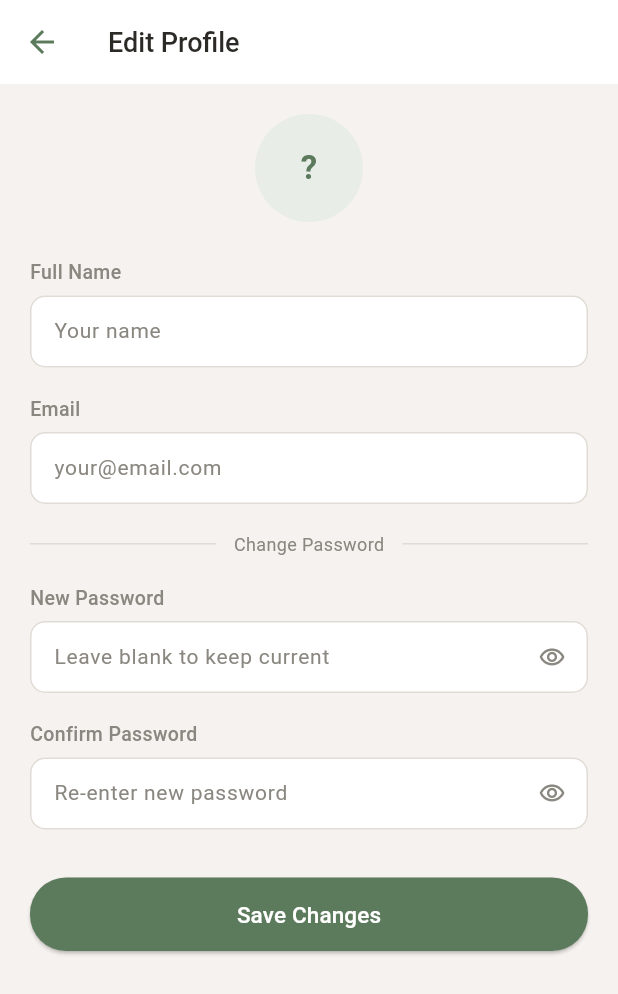
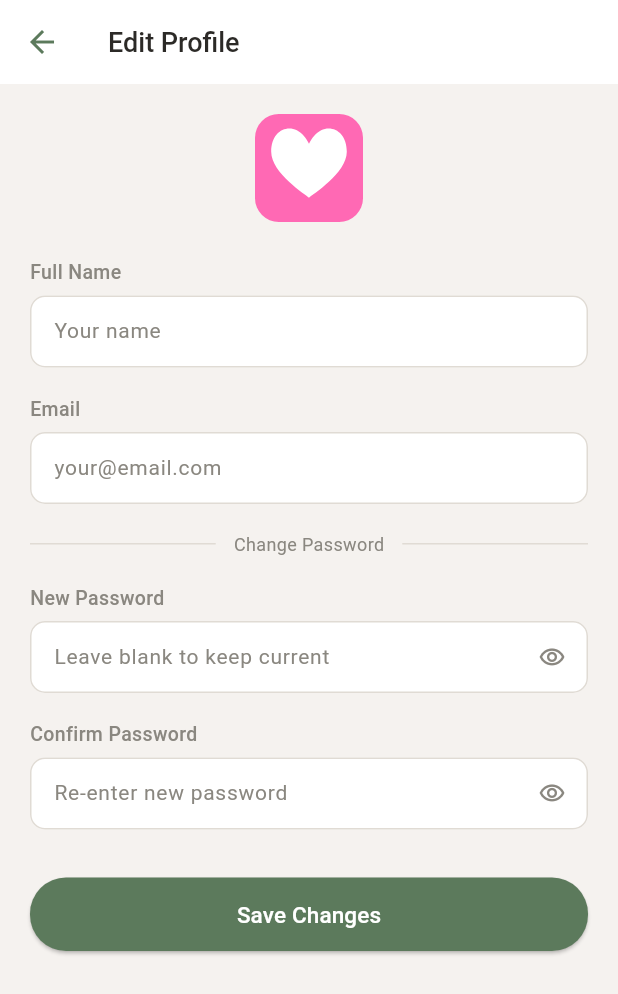
Before and after one commit to Anaiahm/goal_manager, a Flutter app: the SettingsPage screen opened directly with empty values, after a tap on "Edit", on a phone screen of 412 x 824 dp. Shown: the top 994 px of the screen. Run offline on Flutter 3.47's test engine with Material 3 defaults, Android fonts, the light colour scheme and no system bars; accounts and stored records are empty.

Commit message:
Changed profile icon color options to selectable icons. Rerouted sign up - logged in

```diff
--- /dev/null
+++ b/lib/app_icon.dart
@@ -0,0 +1,242 @@
+import 'package:flutter/material.dart';
+import 'dart:math';
+
+// ─── Icon Types & Definitions ─────────────────────────────────
+
+enum AppIconType { heart, butterfly, target, star, bolt, smiley, user, flame }
+
+class AppIconDef {
+  final Color bg, primary;
+  final String label;
+  final AppIconType type;
+  const AppIconDef({
+    required this.bg,
+    required this.primary,
+    required this.label,
+    required this.type,
+  });
+}
+
+const kAppIcons = [
+  AppIconDef(bg: Color(0xFFFF69B4), primary: Color(0xFFFFFFFF), label: 'Heart',     type: AppIconType.heart),
+  AppIconDef(bg: Color(0xFF7C6BAE), primary: Color(0xFFFFFFFF), label: 'Butterfly', type: AppIconType.butterfly),
+  AppIconDef(bg: Color(0xFF2E6DA4), primary: Color(0xFFFFFFFF), label: 'Target',    type: AppIconType.target),
+  AppIconDef(bg: Color(0xFFE8C87C), primary: Color(0xFFFFFFFF), label: 'Star',      type: AppIconType.star),
+  AppIconDef(bg: Color(0xFF0D0D0D), primary: Color(0xFFFFFFFF), label: 'Bolt',      type: AppIconType.bolt),
+  AppIconDef(bg: Color(0xFFE8A87C), primary: Color(0xFFFFFFFF), label: 'Smiley',    type: AppIconType.smiley),
+  AppIconDef(bg: Color(0xFF5C7A5C), primary: Color(0xFFFFFFFF), label: 'User',      type: AppIconType.user),
+  AppIconDef(bg: Color(0xFFE05555), primary: Color(0xFFFFFFFF), label: 'Flame',     type: AppIconType.flame),
+];
+
+// ─── App Icon Widget ──────────────────────────────────────────
+
+class AppIconWidget extends StatelessWidget {
+  final int index;
+  final double size;
+  const AppIconWidget({super.key, required this.index, this.size = 44});
+
+  @override
+  Widget build(BuildContext ctx) {
+    final def = kAppIcons[index.clamp(0, kAppIcons.length - 1)];
+    return Container(
+      width: size,
+      height: size,
+      decoration: BoxDecoration(
+        color: def.bg,
+        borderRadius: BorderRadius.circular(size * 0.22),
+      ),
+      child: CustomPaint(
+        painter: _AppIconPainter(def.type, def.primary),
+      ),
+    );
+  }
+}
+
+// ─── Painter ──────────────────────────────────────────────────
+
+class _AppIconPainter extends CustomPainter {
+  final AppIconType type;
+  final Color fg;
+  const _AppIconPainter(this.type, this.fg);
+
+  @override
+  void paint(Canvas c, Size s) {
+    final cx = s.width / 2;
+    final cy = s.height / 2;
+    switch (type) {
+      case AppIconType.heart:     _drawHeart(c, cx, cy, s);     break;
+      case AppIconType.butterfly: _drawButterfly(c, cx, cy, s); break;
+      case AppIconType.target:    _drawTarget(c, cx, cy, s);    break;
+      case AppIconType.star:      _drawStar(c, cx, cy, s);      break;
+      case AppIconType.bolt:      _drawBolt(c, cx, cy, s);      break;
+      case AppIconType.smiley:    _drawSmiley(c, cx, cy, s);    break;
+      case AppIconType.user:      _drawUser(c, cx, cy, s);      break;
+      case AppIconType.flame:     _drawFlame(c, cx, cy, s);     break;
+    }
+  }
+
+  Paint _fp(Color color) =>
+    Paint()..color = color..style = PaintingStyle.fill;
+
+  Paint _sp(Color color, double sw) =>
+    Paint()..color = color..style = PaintingStyle.stroke
+      ..strokeWidth = sw..strokeCap = StrokeCap.round
+      ..strokeJoin = StrokeJoin.round;
+
+  void _drawHeart(Canvas c, double cx, double cy, Size s) {
+    final sc = s.width / 80.0;
+    final path = Path();
+    path.moveTo(cx, cy + 22 * sc);
+    path.cubicTo(cx - 2  * sc, cy + 20 * sc,
+                 cx - 28 * sc, cy + 4  * sc,
+                 cx - 28 * sc, cy - 12 * sc);
+    path.cubicTo(cx - 28 * sc, cy - 26 * sc,
+                 cx - 18 * sc, cy - 32 * sc,
+                 cx - 9  * sc, cy - 28 * sc);
+    path.cubicTo(cx - 5  * sc, cy - 26 * sc,
+                 cx - 2  * sc, cy - 22 * sc,
+                 cx,           cy - 18 * sc);
+    path.cubicTo(cx + 2  * sc, cy - 22 * sc,
+                 cx + 5  * sc, cy - 26 * sc,
+                 cx + 9  * sc, cy - 28 * sc);
+    path.cubicTo(cx + 18 * sc, cy - 32 * sc,
+                 cx + 28 * sc, cy - 26 * sc,
+                 cx + 28 * sc, cy - 12 * sc);
+    path.cubicTo(cx + 28 * sc, cy + 4  * sc,
+                 cx + 2  * sc, cy + 20 * sc,
+                 cx,           cy + 22 * sc);
+    path.close();
+    c.drawPath(path, _fp(fg));
+  }
+
+  void _drawButterfly(Canvas c, double cx, double cy, Size s) {
+    final sc = s.width / 80.0;
+    // Upper wings
+    final ul = Path()
+      ..moveTo(cx, cy)
+      ..cubicTo(cx, cy, cx - 22 * sc, cy - 20 * sc,
+                cx - 20 * sc, cy - 8 * sc)
+      ..cubicTo(cx - 18 * sc, cy + 2 * sc, cx - 8 * sc, cy + 6 * sc, cx, cy);
+    c.drawPath(ul, _fp(fg.withOpacity(0.95)));
+
+    final ur = Path()
+      ..moveTo(cx, cy)
+      ..cubicTo(cx, cy, cx + 22 * sc, cy - 20 * sc,
+                cx + 20 * sc, cy - 8 * sc)
+      ..cubicTo(cx + 18 * sc, cy + 2 * sc, cx + 8 * sc, cy + 6 * sc, cx, cy);
+    c.drawPath(ur, _fp(fg.withOpacity(0.95)));
+
+    // Lower wings
+    final ll = Path()
+      ..moveTo(cx, cy)
+      ..cubicTo(cx, cy, cx - 16 * sc, cy + 14 * sc,
+                cx - 12 * sc, cy + 20 * sc)
+      ..cubicTo(cx - 8 * sc, cy + 24 * sc, cx - 2 * sc, cy + 18 * sc, cx, cy);
+    c.drawPath(ll, _fp(fg.withOpacity(0.7)));
+
+    final lr = Path()
+      ..moveTo(cx, cy)
+      ..cubicTo(cx, cy, cx + 16 * sc, cy + 14 * sc,
+                cx + 12 * sc, cy + 20 * sc)
+      ..cubicTo(cx + 8 * sc, cy + 24 * sc, cx + 2 * sc, cy + 18 * sc, cx, cy);
+    c.drawPath(lr, _fp(fg.withOpacity(0.7)));
+
+    // Body
+    c.drawCircle(Offset(cx, cy), 3 * sc, _fp(fg));
+    c.drawLine(Offset(cx, cy + 3 * sc), Offset(cx, cy + 14 * sc),
+      _sp(fg, 2 * sc));
+  }
+
+  void _drawTarget(Canvas c, double cx, double cy, Size s) {
+    final sw = s.width * 0.055;
+    for (final r in [s.width * 0.36, s.width * 0.23, s.width * 0.10]) {
+      c.drawCircle(Offset(cx, cy), r,
+        Paint()..color = fg..style = PaintingStyle.stroke..strokeWidth = sw);
+    }
+  }
+
+  void _drawStar(Canvas c, double cx, double cy, Size s) {
+    final sc    = s.width / 80.0;
+    const pts   = 5;
+    final outer = 28.0 * sc;
+    final inner = 11.0 * sc;
+    final path  = Path();
+    for (int i = 0; i < pts * 2; i++) {
+      final r     = i.isEven ? outer : inner;
+      final angle = (i * pi / pts) - pi / 2;
+      final x     = cx + r * cos(angle);
+      final y     = cy + r * sin(angle);
+      i == 0 ? path.moveTo(x, y) : path.lineTo(x, y);
+    }
+    path.close();
+    c.drawPath(path, _fp(fg));
+  }
+  void _drawBolt(Canvas c, double cx, double cy, Size s) {
+    final sc = s.width / 80.0;
+    final path = Path()
+      ..moveTo(cx + 6  * sc, cy - 28 * sc)
+      ..lineTo(cx - 10 * sc, cy + 2  * sc)
+      ..lineTo(cx + 2  * sc, cy + 2  * sc)
+      ..lineTo(cx - 8  * sc, cy + 28 * sc)
+      ..lineTo(cx + 12 * sc, cy - 4  * sc)
+      ..lineTo(cx + 0  * sc, cy - 4  * sc)
+      ..close();
+    c.drawPath(path, _fp(fg));
+  }
+
+  void _drawSmiley(Canvas c, double cx, double cy, Size s) {
+    final sc = s.width / 80.0;
+    final r  = 26 * sc;
+    c.drawCircle(Offset(cx, cy), r,
+      Paint()..color = fg..style = PaintingStyle.stroke..strokeWidth = 4 * sc);
+    c.drawCircle(Offset(cx - 9 * sc, cy - 7 * sc), 3.5 * sc, _fp(fg));
+    c.drawCircle(Offset(cx + 9 * sc, cy - 7 * sc), 3.5 * sc, _fp(fg));
+    final smile = Path()
+      ..moveTo(cx - 12 * sc, cy + 8 * sc)
+      ..quadraticBezierTo(cx, cy + 20 * sc, cx + 12 * sc, cy + 8 * sc);
+    c.drawPath(smile, _sp(fg, 3.5 * sc));
+  }
+
+  void _drawUser(Canvas c, double cx, double cy, Size s) {
+    final sc = s.width / 80.0;
+    // Head
+    c.drawCircle(Offset(cx, cy - 12 * sc), 14 * sc, _fp(fg));
+    // Body
+    final body = Path()
+      ..moveTo(cx - 28 * sc, cy + 32 * sc)
+      ..cubicTo(cx - 28 * sc, cy + 8  * sc,
+                cx + 28 * sc, cy + 8  * sc,
+                cx + 28 * sc, cy + 32 * sc)
+      ..close();
+    c.drawPath(body, _fp(fg));
+  }
+
+  void _drawFlame(Canvas c, double cx, double cy, Size s) {
+    final sc = s.width / 80.0;
+    final path = Path()
+      ..moveTo(cx, cy + 26 * sc)
+      ..cubicTo(cx - 14 * sc, cy + 26 * sc,
+                cx - 22 * sc, cy + 14 * sc,
+                cx - 20 * sc, cy + 2  * sc)
+      ..cubicTo(cx - 18 * sc, cy - 8  * sc,
+                cx - 10 * sc, cy - 14 * sc,
+                cx - 6  * sc, cy - 22 * sc)
+      ..cubicTo(cx - 4  * sc, cy - 18 * sc,
+                cx - 2  * sc, cy - 10 * sc,
+                cx + 2  * sc, cy - 8  * sc)
+      ..cubicTo(cx + 6  * sc, cy - 18 * sc,
+                cx + 4  * sc, cy - 28 * sc,
+                cx,           cy - 34 * sc)
+      ..cubicTo(cx + 10 * sc, cy - 22 * sc,
+                cx + 22 * sc, cy - 10 * sc,
+                cx + 20 * sc, cy + 6  * sc)
+      ..cubicTo(cx + 18 * sc, cy + 18 * sc,
+                cx + 10 * sc, cy + 26 * sc,
+                cx,           cy + 26 * sc)
+      ..close();
+    c.drawPath(path, _fp(fg));
+  }
+
+  @override
+  bool shouldRepaint(_AppIconPainter o) => o.type != type;
+}
--- a/lib/auth.dart
+++ b/lib/auth.dart
@@ -1,5 +1,7 @@
 import 'package:flutter/material.dart';
 import 'models.dart';
+import 'app_icon.dart';
+
 
 // ─── Avatar options ───────────────────────────────────────────
 const kAvatarColors = [
@@ -50,7 +52,7 @@ class _SignInPageState extends State<SignInPage> {
 
     final account = widget.accounts[email];
     if (account != null && account.password == pass) {
-      widget.onSignIn(account, AppTheme.light, _remember);
+      widget.onSignIn(account, account.theme, _remember);
     } else {
       setState(() { _error = 'Incorrect email or password.'; _loading = false; });
     }
@@ -132,9 +134,8 @@ class _SignInPageState extends State<SignInPage> {
                   builder: (_) => SignUpWizard(
                     onComplete: (user, theme) {
                       widget.onRegistered?.call(user, theme);
-                      // Pre-fill email after sign up
-                      _emailCtrl.text = user.email;
-                      _passCtrl.text  = user.password;
+                      // Log in directly instead of pre-filling sign in
+                      widget.onSignIn(user, theme, false);
                     },
                   ))),
                 child: RichText(text: TextSpan(
@@ -217,7 +218,9 @@ class _SignUpWizardState extends State<SignUpWizard> {
       name: _nameCtrl.text.trim(),
       email: _emailCtrl.text.trim(),
       password: _passCtrl.text,
-      avatarColorIndex: _avatarColor,
+      // avatarColorIndex: _avatarColor,
+      avatarIconIndex: _avatarColor,
+      theme: _theme,
     );
     final theme = _theme;
 
@@ -309,34 +312,46 @@ class _SignUpWizardState extends State<SignUpWizard> {
 
   // ── Step 2: Avatar ───────────────────────────────────────────
   Widget _step2(ThemeColors c) {
-    final initials = _nameCtrl.text.trim().isNotEmpty
-      ? UserProfile(name: _nameCtrl.text.trim(), email: '', password: '').initials
-      : '?';
     return Column(crossAxisAlignment: CrossAxisAlignment.start, children: [
-      Text('Choose your avatar', style: TextStyle(fontSize: 22, fontWeight: FontWeight.w700, color: c.textPrimary)),
+      Text('Choose your app icon',
+        style: TextStyle(fontSize: 22, fontWeight: FontWeight.w700, color: c.textPrimary)),
       const SizedBox(height: 6),
-      Text('Pick a color for your profile', style: TextStyle(fontSize: 14, color: c.textMuted)),
+      Text('Pick the icon that fits your vibe',
+        style: TextStyle(fontSize: 14, color: c.textMuted)),
       const SizedBox(height: 32),
+
       // Large preview
-      Center(child: CircleAvatar(radius: 48,
-        backgroundColor: kAvatarColors[_avatarColor],
-        child: Text(initials, style: const TextStyle(color: Colors.white, fontSize: 32, fontWeight: FontWeight.w700)))),
+      Center(child: AppIconWidget(index: _avatarColor, size: 96)),
       const SizedBox(height: 28),
-      // Color grid
-      Center(child: Wrap(spacing: 14, runSpacing: 14,
-        children: List.generate(kAvatarColors.length, (i) => GestureDetector(
-          onTap: () => setState(() => _avatarColor = i),
-          child: Container(width: 48, height: 48,
-            decoration: BoxDecoration(
-              color: kAvatarColors[i],
-              shape: BoxShape.circle,
-              border: Border.all(
-                color: _avatarColor == i ? c.textPrimary : Colors.transparent,
-                width: 3)),
-            child: _avatarColor == i
-              ? const Icon(Icons.check, color: Colors.white, size: 22)
-              : null),
-        )))),
+
+      // Icon grid
+      GridView.count(
+        shrinkWrap: true,
+        physics: const NeverScrollableScrollPhysics(),
+        crossAxisCount: 3,
+        crossAxisSpacing: 16, mainAxisSpacing: 16,
+        childAspectRatio: 1.1,
+        children: List.generate(kAppIcons.length, (i) {
+          final sel = _avatarColor == i;
+          return GestureDetector(
+            onTap: () => setState(() => _avatarColor = i),
+            child: Column(children: [
+              Container(
+                padding: const EdgeInsets.all(4),
+                decoration: BoxDecoration(
+                  borderRadius: BorderRadius.circular(18),
+                  border: Border.all(
+                    color: sel ? c.primary : Colors.transparent, width: 3)),
+                child: AppIconWidget(index: i, size: 64),
+              ),
+              const SizedBox(height: 6),
+              Text(kAppIcons[i].label,
+                style: TextStyle(fontSize: 12, fontWeight: FontWeight.w500,
+                  color: sel ? c.primary : c.textMuted)),
+            ]),
+          );
+        }),
+      ),
       const SizedBox(height: 40),
       _nextButton('Continue', c),
     ]);
@@ -397,12 +412,10 @@ class _SignUpWizardState extends State<SignUpWizard> {
 
   // ── Step 4: Welcome ──────────────────────────────────────────
   Widget _step4(ThemeColors c) {
-    final initials = UserProfile(name: _nameCtrl.text.trim(), email: '', password: '').initials;
+    // final initials = UserProfile(name: _nameCtrl.text.trim(), email: '', password: '').initials;
     return Column(crossAxisAlignment: CrossAxisAlignment.center, children: [
       const SizedBox(height: 20),
-      CircleAvatar(radius: 52,
-        backgroundColor: kAvatarColors[_avatarColor],
-        child: Text(initials, style: const TextStyle(color: Colors.white, fontSize: 36, fontWeight: FontWeight.w700))),
+      AppIconWidget(index: _avatarColor, size: 104),
       const SizedBox(height: 24),
       Text('Welcome, ${_nameCtrl.text.trim().split(' ').first}! 🎉',
         style: TextStyle(fontSize: 24, fontWeight: FontWeight.w700, color: c.textPrimary),
--- a/lib/main.dart
+++ b/lib/main.dart
@@ -1,6 +1,7 @@
 import 'package:flutter/material.dart';
 import 'models.dart';
 import 'auth.dart';
+import 'app_icon.dart';
 
 void main() => runApp(const GoalManagerApp());
 
@@ -26,7 +27,7 @@ class _GoalManagerAppState extends State<GoalManagerApp> {
       name: 'Demo User',
       email: 'demo@goalmanager.app',
       password: 'password123',
-      avatarColorIndex: 0,
+      avatarIconIndex: 0,
     ),
   };
 
@@ -551,6 +552,7 @@ class Responsive extends StatelessWidget {
     );
   }
 }
+
 // ─── Goal Card ────────────────────────────────────────────────────────────────
 
 class GoalCard extends StatelessWidget {
@@ -677,14 +679,15 @@ class DashboardPage extends StatelessWidget {
       appBar: AppBar2(
         title: 'Hi, ${user.name.split(' ').first}',         // ← uses real name
         actions: [
-          CircleAvatar(
-            radius: 17,
-            backgroundColor: c.primaryLight,
-            child: Text(
-              user.initials,                                // ← uses real initials
-              style: TextStyle(color: c.primary, fontWeight: FontWeight.w600, fontSize: 14),
-            ),
-          ),
+          // CircleAvatar(
+          //   radius: 17,
+          //   backgroundColor: c.primaryLight,
+          //   child: Text(
+          //     user.initials,                                // ← uses real initials
+          //     style: TextStyle(color: c.primary, fontWeight: FontWeight.w600, fontSize: 14),
+          //   ),
+          // ),
+          AppIconWidget(index: user.avatarIconIndex, size: 34),
           const SizedBox(width: 16),
         ],
       ),
@@ -2021,12 +2024,13 @@ class _SettingsPageState extends State<SettingsPage> {
             Card2(
               child: Row(
                 children: [
-                  CircleAvatar(
-                    radius: 24,
-                    backgroundColor: c.primaryLight,
-                    child: Text(widget.user.initials,
-                      style: TextStyle(color: c.primary, fontWeight: FontWeight.w600, fontSize: 14)),
-                  ),
+                  // CircleAvatar(
+                  //   radius: 24,
+                  //   backgroundColor: c.primaryLight,
+                  //   child: Text(widget.user.initials,
+                  //     style: TextStyle(color: c.primary, fontWeight: FontWeight.w600, fontSize: 14)),
+                  // ),
+                  AppIconWidget(index: widget.user.avatarIconIndex, size: 34),
                   const SizedBox(width: 14),
                   Expanded(
                     child: Column(
@@ -2044,7 +2048,36 @@ class _SettingsPageState extends State<SettingsPage> {
               ),
             ),
             const SizedBox(height: 20),
-
+            Align(
+              alignment: Alignment.centerLeft,
+              child: Padding(
+                padding: const EdgeInsets.only(bottom: 8),
+                child: Text('App Icon',
+                  style: TextStyle(fontSize: 13, fontWeight: FontWeight.w500, color: c.textMuted)),
+              ),
+            ),
+            GridView.count(
+              shrinkWrap: true,
+              physics: const NeverScrollableScrollPhysics(),
+              crossAxisCount: 6,
+              crossAxisSpacing: 10, mainAxisSpacing: 10,
+              children: List.generate(kAppIcons.length, (i) {
+                final sel = widget.user.avatarIconIndex == i;
+                return GestureDetector(
+                  onTap: () => widget.onUserChanged(
+                    widget.user.copyWith(avatarIconIndex: i)),
+                  child: Container(
+                    padding: const EdgeInsets.all(3),
+                    decoration: BoxDecoration(
+                      borderRadius: BorderRadius.circular(14),
+                      border: Border.all(
+                        color: sel ? c.primary : Colors.transparent, width: 2.5)),
+                    child: AppIconWidget(index: i, size: 44),
+                  ),
+                );
+              }),
+            ),
+            const SizedBox(height: 20),
             // Theme picker
             Align(
               alignment: Alignment.centerLeft,
@@ -2193,16 +2226,18 @@ class _EditProfilePageState extends State<EditProfilePage> {
           children: [
             // Avatar preview
             Center(
-              child: CircleAvatar(
-                radius: 36,
-                backgroundColor: c.primaryLight,
-                child: Text(
-                  _nameCtrl.text.trim().isNotEmpty
-                      ? UserProfile(name: _nameCtrl.text.trim(), email: '', password: '').initials
-                      : '?',
-                  style: TextStyle(color: c.primary, fontWeight: FontWeight.w700, fontSize: 22),
-                ),
-              ),
+              // child: CircleAvatar(
+              //   radius: 36,
+              //   backgroundColor: c.primaryLight,
+              //   child: Text(
+              //     _nameCtrl.text.trim().isNotEmpty
+              //         ? UserProfile(name: _nameCtrl.text.trim(), email: '', password: '').initials
+              //         : '?',
+              //     style: TextStyle(color: c.primary, fontWeight: FontWeight.w700, fontSize: 22),
+              //   ),
+              // ),
+              child: AppIconWidget(
+              index: widget.user.avatarIconIndex, size: 72),
             ),
             const SizedBox(height: 24),
 
--- a/lib/models.dart
+++ b/lib/models.dart
@@ -145,21 +145,26 @@ class UserProfile {
   final String name;
   final String email;
   final String password;
-  final int avatarColorIndex;
+  // final int avatarColorIndex;
+  final int avatarIconIndex;
+  final AppTheme theme;
 
   const UserProfile({
     required this.name,
     required this.email,
     required this.password,
-    this.avatarColorIndex = 0,
+    // this.avatarColorIndex = 0,
+    this.avatarIconIndex = 0,
+    this.theme = AppTheme.light,
   });
 
-  UserProfile copyWith({String? name, String? email, String? password, int? avatarColorIndex}) =>
+  UserProfile copyWith({String? name, String? email, String? password, int? avatarIconIndex, AppTheme? theme}) =>
     UserProfile(
       name:             name             ?? this.name,
       email:            email            ?? this.email,
       password:         password         ?? this.password,
-      avatarColorIndex: avatarColorIndex ?? this.avatarColorIndex,
+      avatarIconIndex: avatarIconIndex ?? this.avatarIconIndex,
+      theme:            theme            ?? this.theme,
     );
 
   String get initials {
@@ -293,7 +298,8 @@ const defaultUser = UserProfile(
   name:     'Test User',
   email:    'testuser@gmail.com',
   password: 'password123',
-  avatarColorIndex: 0,
+  // avatarColorIndex: 0,
+  avatarIconIndex: 0,
 );
 
 List<Goal> sampleGoals() => [
```
